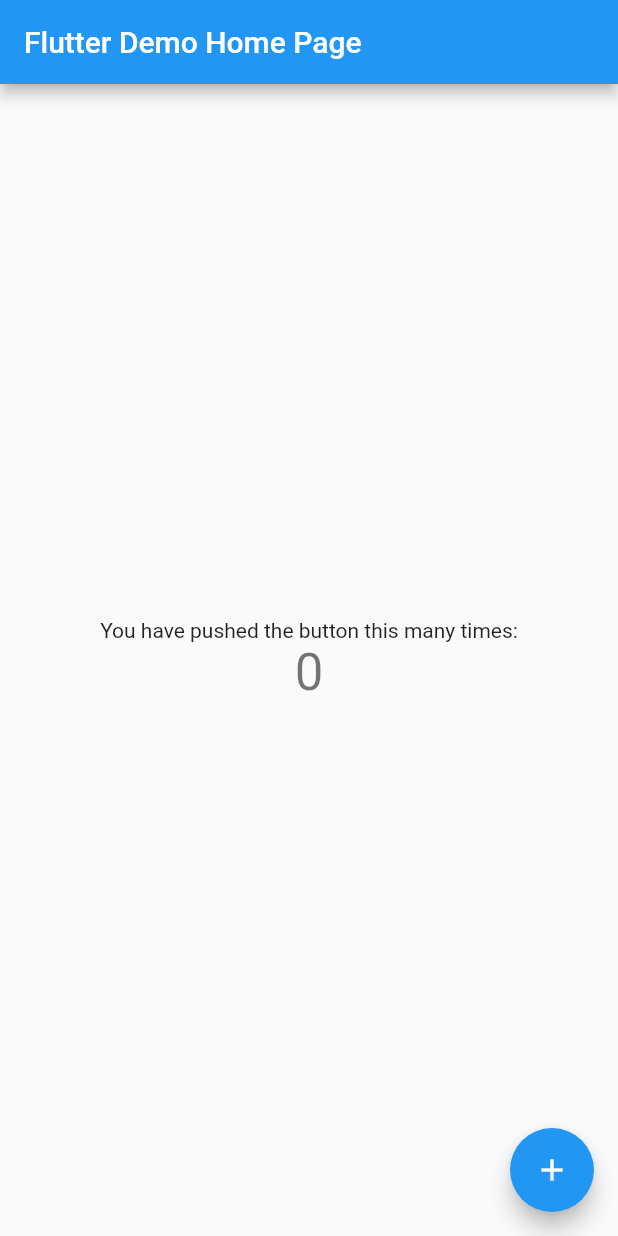
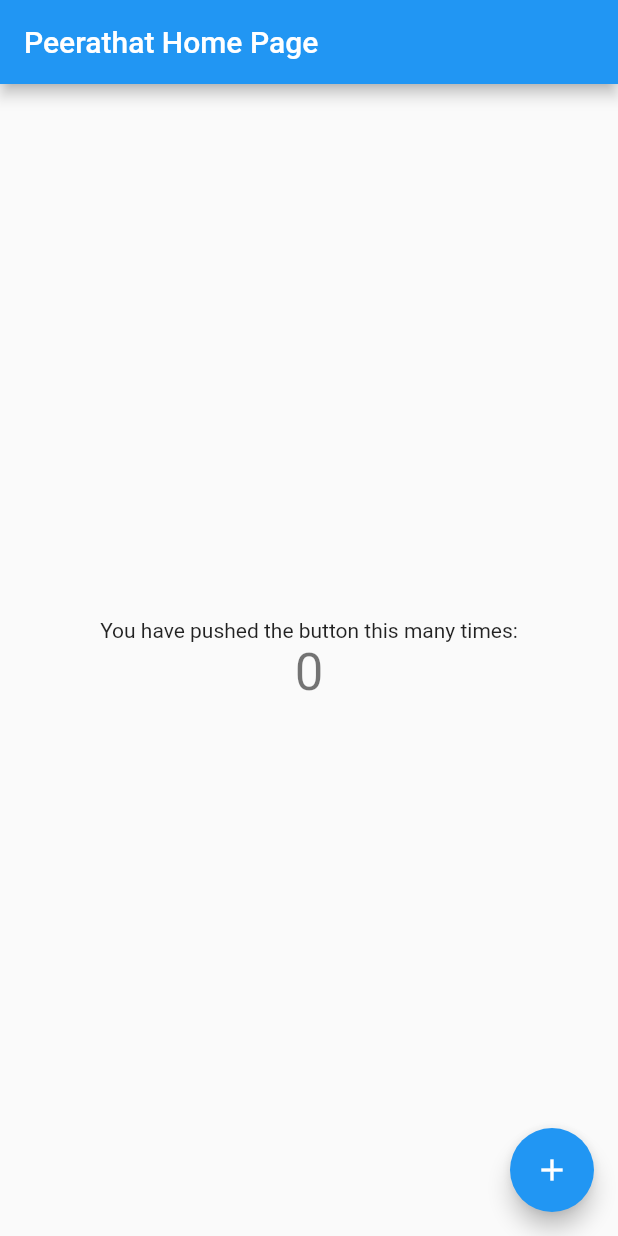
Before and after one commit to game075/firstflutterCS_622021123, a Flutter app: the screen it shows after launch, on a phone screen of 412 x 824 dp. Run offline on Flutter 3.47's test engine with Material 2 defaults, Android fonts, the phone set to English and light mode, and no system bars.

Commit message:
update title

```diff
--- a/lib/main.dart
+++ b/lib/main.dart
@@ -24,7 +24,7 @@ class MyApp extends StatelessWidget {
         // is not restarted.
         primarySwatch: Colors.blue,
       ),
-      home: const MyHomePage(title: 'Flutter Demo Home Page'),
+      home: const MyHomePage(title: 'Peerathat Home Page'),
     );
   }
 }
```
